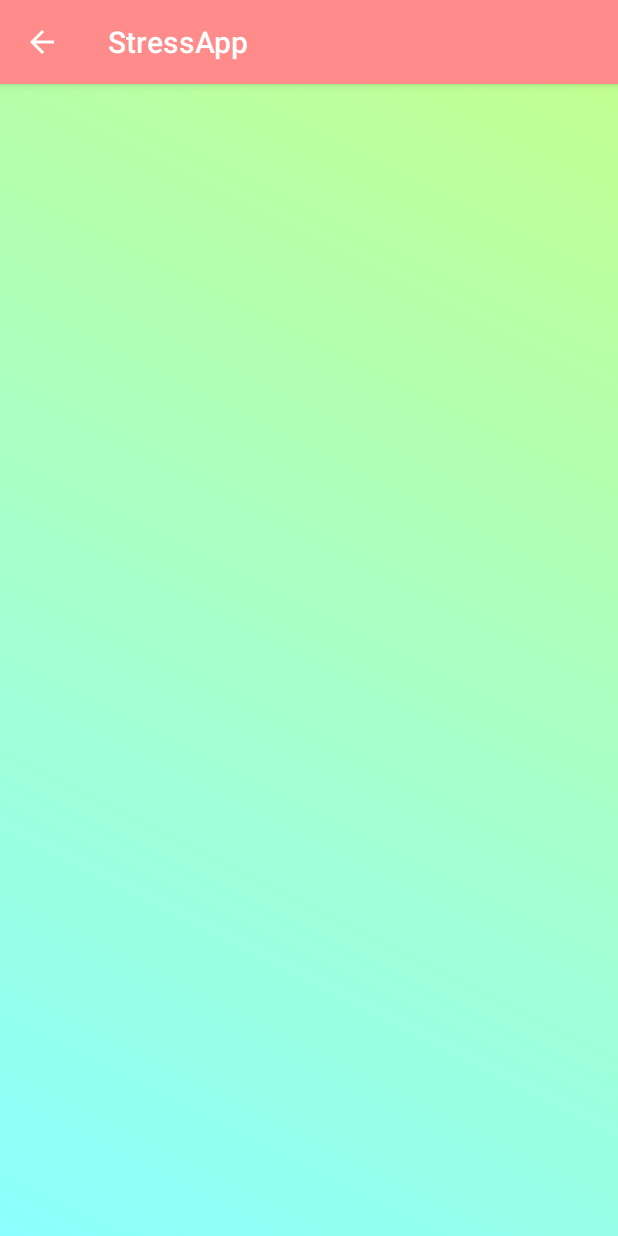
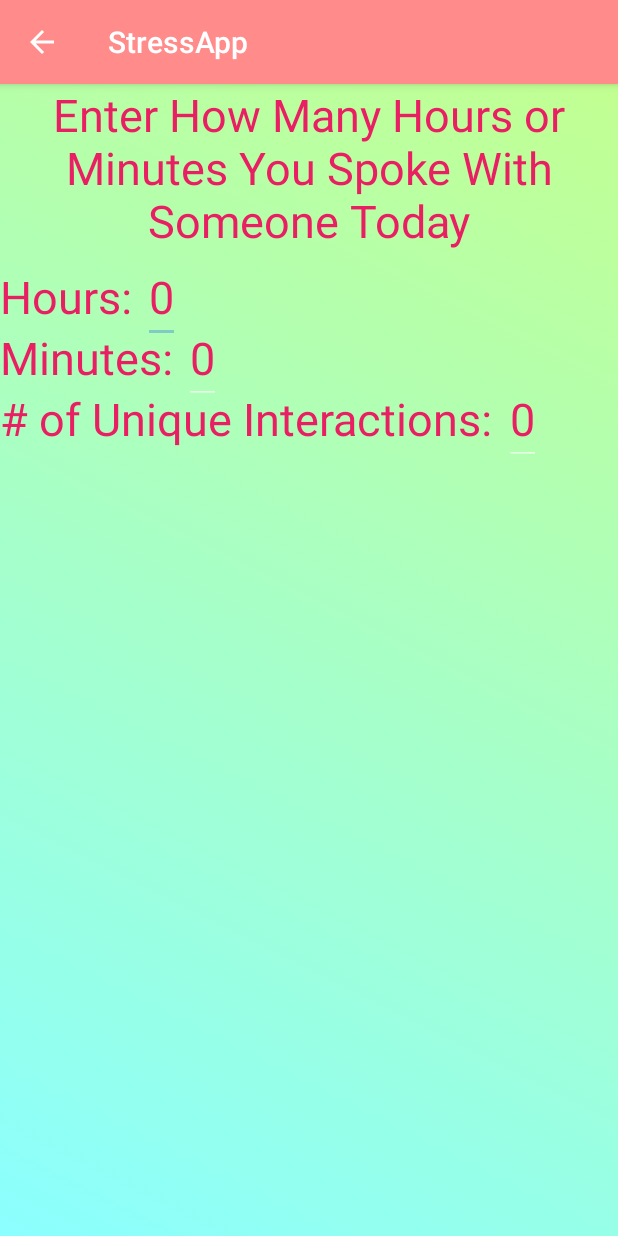
Before and after one commit to ClemsonDavid/StressLab, an Android app: the InputDataTitle screen opened directly, with no data from a screen before it, after a tap on "Social Interaction", on a phone screen of 412 x 824 dp. Run offline under Robolectric (Android 15) with nearby library versions, the phone set to English and light mode, and no system bars.

Commit message:
Adding a bunch of layout files for input

```diff
--- a/StressApp/app/src/main/java/com/example/stressapp/InputDataInput.java
+++ b/StressApp/app/src/main/java/com/example/stressapp/InputDataInput.java
@@ -1,3 +1,4 @@
+
 package com.example.stressapp;
 
 import android.content.Intent;
@@ -7,6 +8,7 @@ import android.view.View;
 import android.widget.TextView;
 
 import androidx.appcompat.app.AppCompatActivity;
+import androidx.fragment.app.DialogFragment;
 
 public class InputDataInput extends AppCompatActivity {
     private static final String PREFS = "prefs";
@@ -31,7 +33,7 @@ public class InputDataInput extends AppCompatActivity {
                 break;
 
         }
-        setContentView(R.layout.activity_inputdatainput);
+
         Intent intent = getIntent();
         String Type = intent.getExtras().getString("Type");
         switch(Type){
@@ -39,19 +41,19 @@ public class InputDataInput extends AppCompatActivity {
                 EatingLayout();
                 break;
             case "Sleeping":
-
+                SleepingLayout();
                 break;
             case "Exercise":
-
+                ExcerciseLayout();
                 break;
             case "Social":
-
+                SocialInterLayout();
                 break;
             case "Finance":
-
+                FinancesLayout();
                 break;
             case "Mental":
-
+                MentalLayout();
                 break;
         }
 
@@ -59,17 +61,68 @@ public class InputDataInput extends AppCompatActivity {
 
     }
 
-    /*TODO Finsih up other type layouts with appropriate edittexts to grab info
-        After that, set up SQLite for datastorage
+    /*TODO
+        -Finsih up other type layouts with appropriate edittexts to grab info
+        -After that, set up SQLite for datastorage
+        -Make all default returns
      */
 
+
+    /*TODO
+        Get Data and put into SQL database
+     */
     private void EatingLayout(){
         setContentView(R.layout.activity_eatinginput);
-        TextView view = findViewById(R.id.InputTitleTextInput);
-        view.setText("Eating");
+
+    }
+
+
+    /*TODO
+        Get Data from fragment and display, then put into database on confirm
+     */
+    private void SleepingLayout(){
+        setContentView(R.layout.activity_sleepinginput);
+    }
+
+    /*TODO
+        Get Data from edittext
+        Round down to 24 or 59 respectively
+     */
+
+    private void ExcerciseLayout(){
+        setContentView(R.layout.activity_excerciseinput);
+    }
+
+    /*TODO
+       Get Data and put into SQL database
+    */
+    private void SocialInterLayout(){
+        setContentView(R.layout.activity_socialinput);
+    }
+
+
+    /*TODO
+        Get Data and put into SQL database
+        round to 0.00 place
+     */
+    private void FinancesLayout(){
+        setContentView(R.layout.activity_financesinput);
+    }
+
+    /*TODO
+        Get Data and put into SQL database
+        Set Up Input
+     */
+    private void MentalLayout(){
+        setContentView(R.layout.activity_mentalinput);
+    }
+
+
+    public void showTimePickerDialog(View v) {
+        DialogFragment newFragment = new TimePickerFragment();
+        newFragment.show(getSupportFragmentManager(), "timePicker");
     }
 
 
 
-
 }
--- a/StressApp/app/src/main/java/com/example/stressapp/InputDataTitle.java
+++ b/StressApp/app/src/main/java/com/example/stressapp/InputDataTitle.java
@@ -11,12 +11,13 @@ import android.view.MenuItem;
 import android.view.View;
 import android.widget.ImageView;
 
+import androidx.fragment.app.DialogFragment;
 import androidx.fragment.app.Fragment;
 import androidx.fragment.app.FragmentManager;
 
 public class InputDataTitle extends AppCompatActivity {
     private static final String PREFS = "prefs";
-
+    private static final double MaxBright = 255.0;
 
     @Override
     protected void onCreate(Bundle savedInstanceState) {
@@ -36,6 +37,17 @@ public class InputDataTitle extends AppCompatActivity {
                 setTheme(R.style.LightPink);
                 break;
 
+        }
+        //Auto Switch to dark theme if screen brightness is < 30% of max brightness
+        try {
+            float curBrightnessValue=android.provider.Settings.System.getInt(
+                    getContentResolver(), android.provider.Settings.System.SCREEN_BRIGHTNESS);
+            if(curBrightnessValue < MaxBright * 0.3){
+                setTheme(R.style.Dark);
+            }
+
+        } catch (android.provider.Settings.SettingNotFoundException e) {
+            e.printStackTrace();
         }
         setContentView(R.layout.activity_inputdatatitle);
 
@@ -80,4 +92,5 @@ public class InputDataTitle extends AppCompatActivity {
 
 
 
+
 }
--- a/StressApp/app/src/main/res/layout/activity_inputdatainput.xml
+++ /dev/null
@@ -1,23 +0,0 @@
-<?xml version="1.0" encoding="utf-8"?>
-<androidx.constraintlayout.widget.ConstraintLayout xmlns:android="http://schemas.android.com/apk/res/android"
-    xmlns:app="http://schemas.android.com/apk/res-auto"
-    xmlns:tools="http://schemas.android.com/tools"
-    android:layout_width="match_parent"
-    android:layout_height="match_parent"
-    android:id="@+id/fragment_container"
-    tools:context=".InputDataTitle">
-
-    <RelativeLayout
-        android:layout_width="match_parent"
-        android:layout_height="match_parent"
-        >
-
-
-
-
-
-
-
-
-    </RelativeLayout>
-</androidx.constraintlayout.widget.ConstraintLayout>
--- /dev/null
+++ b/StressApp/app/src/main/res/layout/activity_socialinput.xml
@@ -0,0 +1,91 @@
+<?xml version="1.0" encoding="utf-8"?>
+<androidx.constraintlayout.widget.ConstraintLayout xmlns:android="http://schemas.android.com/apk/res/android"
+    xmlns:app="http://schemas.android.com/apk/res-auto"
+    xmlns:tools="http://schemas.android.com/tools"
+    android:layout_width="match_parent"
+    android:layout_height="match_parent"
+    android:id="@+id/fragment_container"
+    tools:context=".InputDataInput">
+
+    <RelativeLayout
+        android:layout_width="match_parent"
+        android:layout_height="match_parent"
+        >
+
+        <TextView
+            android:id="@+id/InputTitleTextInput"
+            android:textAlignment="center"
+            android:layout_width="wrap_content"
+            android:layout_height="wrap_content"
+            android:layout_centerHorizontal="true"
+            style="@style/MediumTextTitle"
+            android:text="@string/TitleSocial"/>
+
+        <TextView
+            android:id="@+id/TextforHours"
+            android:layout_width="wrap_content"
+            android:layout_height="wrap_content"
+            android:layout_marginTop="10sp"
+            android:layout_below="@id/InputTitleTextInput"
+            style="@style/MediumTextTitle"
+            android:text="@string/Hours"
+            />
+
+        <EditText
+            android:id="@+id/EditHours"
+            android:layout_width="wrap_content"
+            android:layout_height="wrap_content"
+            android:layout_toEndOf="@id/TextforHours"
+            android:layout_alignBaseline="@id/TextforHours"
+            style="@style/MediumTextTitle"
+            android:text="@string/DefaultEating"
+            android:inputType="number"
+            android:maxLength="2"
+            />
+
+        <TextView
+            android:id="@+id/TextforMins"
+            android:layout_width="wrap_content"
+            android:layout_height="wrap_content"
+            android:layout_below="@id/TextforHours"
+            style="@style/MediumTextTitle"
+            android:text="@string/Mins"
+            />
+
+        <EditText
+            android:id="@+id/EditMins"
+            android:layout_width="wrap_content"
+            android:layout_height="wrap_content"
+            android:layout_toEndOf="@id/TextforMins"
+            android:layout_alignBaseline="@id/TextforMins"
+            style="@style/MediumTextTitle"
+            android:text="@string/DefaultEating"
+            android:inputType="number"
+            android:maxLength="2"
+            />
+
+        <TextView
+            android:id="@+id/TextforNumPpl"
+            android:layout_width="wrap_content"
+            android:layout_height="wrap_content"
+            android:layout_below="@id/TextforMins"
+            style="@style/MediumTextTitle"
+            android:text="@string/HowManyPeople"
+            />
+
+        <EditText
+            android:id="@+id/EditNumPpl"
+            android:layout_width="wrap_content"
+            android:layout_height="wrap_content"
+            android:layout_toEndOf="@id/TextforNumPpl"
+            android:layout_alignBaseline="@id/TextforNumPpl"
+            style="@style/MediumTextTitle"
+            android:text="@string/DefaultEating"
+            android:inputType="number"
+            />
+
+
+
+
+    </RelativeLayout>
+</androidx.constraintlayout.widget.ConstraintLayout>
--- a/StressApp/app/src/main/res/values/styles.xml
+++ b/StressApp/app/src/main/res/values/styles.xml
@@ -25,6 +25,10 @@
     <style name="BigTextTitle">
         <item name="android:textSize">50sp</item>
     </style>
+    <style name="SubTextTitle">
+        <item name="android:textSize">15sp</item>
+    </style>
+
 
 
 
--- a/StressApp/app/src/main/res/values/themes.xml
+++ b/StressApp/app/src/main/res/values/themes.xml
@@ -30,6 +30,8 @@
         <!-- Background -->
         <item name="android:windowBackground">@drawable/redbackground</item>
 
+        <!-- EditTet -->
+        <item name="android:editTextColor">@color/RichRed</item>
 
         <item name="android:textColor">@color/RichRed</item>
         <!-- Button Styles-->
```
Also changed, not shown: StressApp/app/src/main/java/com/example/stressapp/MainActivity.java (+16 -1 lines), StressApp/app/src/main/java/com/example/stressapp/Settings.java (+13 -0 lines), StressApp/app/src/main/java/com/example/stressapp/TimePickerFragment.java (added, +36 -0 lines), StressApp/app/src/main/res/layout/activity_eatinginput.xml (+61 -1 lines), StressApp/app/src/main/res/layout/activity_excerciseinput.xml (added, +80 -0 lines), StressApp/app/src/main/res/layout/activity_financesinput.xml (added, +59 -0 lines), StressApp/app/src/main/res/layout/activity_mentalinput.xml (added, +64 -0 lines), StressApp/app/src/main/res/layout/activity_sleepinginput.xml (added, +58 -0 lines), StressApp/app/src/main/res/values/strings.xml (+37 -0 lines), StressApp/app/src/main/res/drawable/happy.png (added), StressApp/app/src/main/res/drawable/neutral.png (added), StressApp/app/src/main/res/drawable/sad.png (added), 17 other files.
